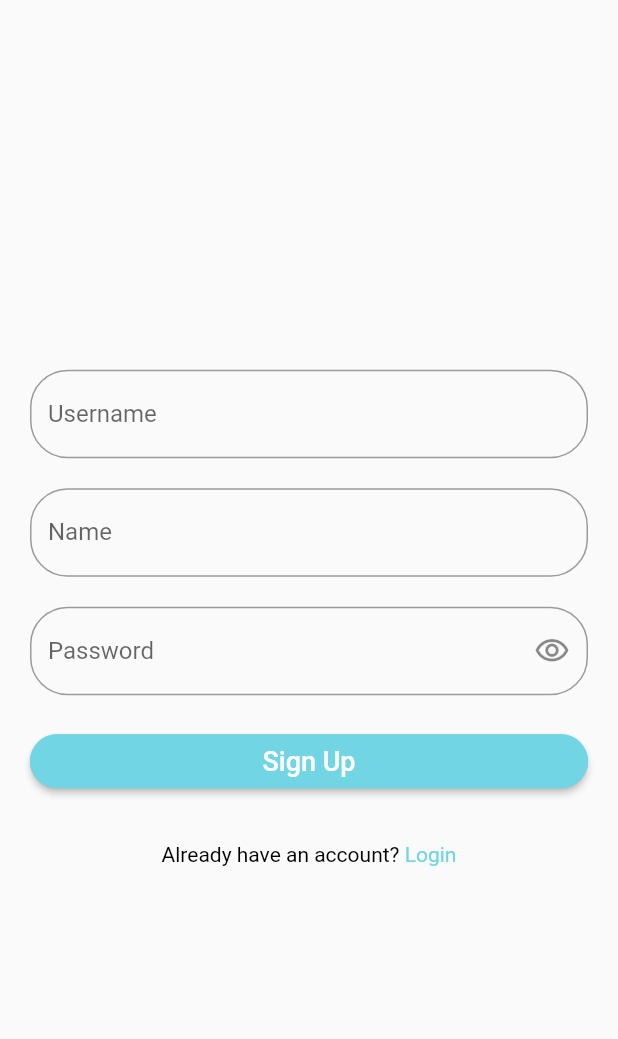
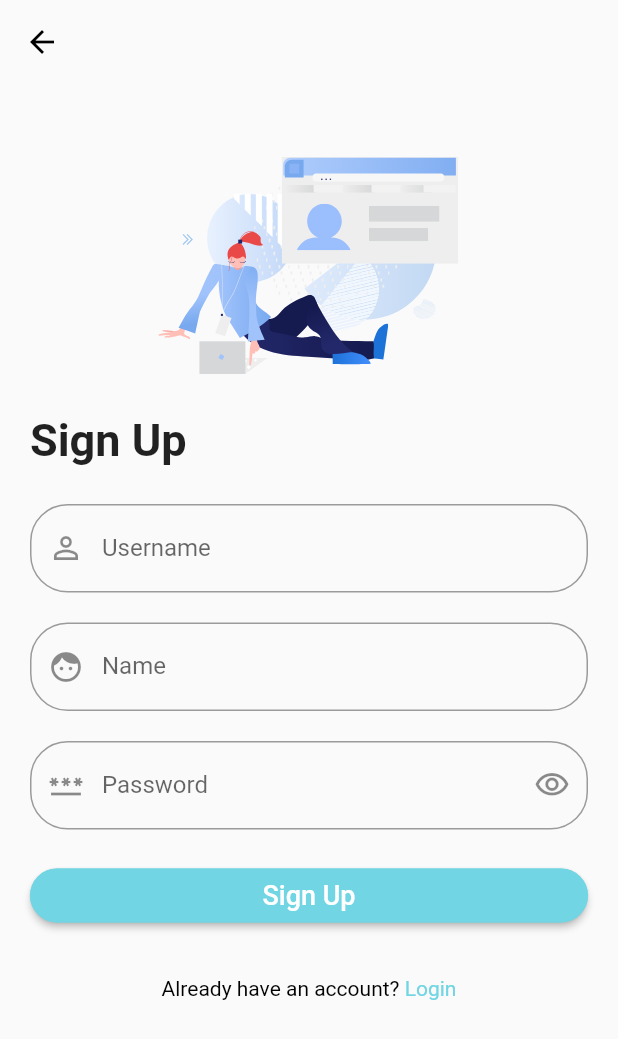
Before and after one commit to sempatpanick/quran_app, a Flutter app: the SignupScreen screen opened by its route, on a phone screen of 412 x 824 dp. Shown: the top 1039 px of the screen. Run offline on Flutter 3.47's test engine with Material 2 defaults, Android fonts, the phone set to English and light mode, and no system bars; our stand-ins replace audioplayers, dio, flutter_slidable, flutter_svg, shared_preferences, tab_indicator_styler and 1 more; missing offline and left inert: edge_alerts; accounts and stored records are empty.

Commit message:
update form ui and automatically login after sign up

```diff
--- a/lib/screen/signup/signup_screen.dart
+++ b/lib/screen/signup/signup_screen.dart
@@ -1,10 +1,13 @@
 import 'package:flutter/gestures.dart';
 import 'package:flutter/material.dart';
+import 'package:flutter_svg/svg.dart';
 import 'package:provider/provider.dart';
 import 'package:quran_app/screen/signup/signup_view_model.dart';
 
 import '../../constants/color_app.dart';
 import '../../utils/result_state.dart';
+import '../login/login_view_model.dart';
+import '../surah/surah_screen.dart';
 
 class SignupScreen extends StatefulWidget {
   static const String routeName = '/signup';
@@ -25,27 +28,53 @@ class _SignupScreenState extends State<SignupScreen> {
 
   void signup() async {
     if (_formKey.currentState!.validate()) {
-      final signupViewModel = Provider.of<SignupViewModel>(context, listen: false);
+      final signupViewModel =
+          Provider.of<SignupViewModel>(context, listen: false);
+      final LoginViewModel loginViewModel =
+          Provider.of<LoginViewModel>(context, listen: false);
+      final scaffoldMessenger = ScaffoldMessenger.of(context);
+      final navigator = Navigator.of(context);
 
-      final signup = await signupViewModel.signup(_usernameController.text, _passwordController.text, _nameController.text);
-      ScaffoldMessenger.of(context).showSnackBar(
-          SnackBar(
+      final signup = await signupViewModel.signup(_usernameController.text,
+          _passwordController.text, _nameController.text);
+
+      if (signup.status) {
+        await loginViewModel.login(
+            _usernameController.text, _passwordController.text);
+        final authPref = await loginViewModel.getAuthFromPreference();
+        if (authPref != null) {
+          navigator.pushReplacementNamed(SurahScreen.routeName);
+        }
+      }
+
+      scaffoldMessenger.showSnackBar(SnackBar(
         content: Text(signup.message),
-          )
-      );
+      ));
     }
   }
 
   @override
   Widget build(BuildContext context) {
     return Scaffold(
-      body: SafeArea(
-        child: SingleChildScrollView(
-          child: Consumer<SignupViewModel>(
-              builder: (context, value, child) {
-                return SizedBox(
-                  height: MediaQuery.of(context).size.height,
-                  child: Center(
+      body: NestedScrollView(
+        floatHeaderSlivers: true,
+        headerSliverBuilder: (BuildContext context, bool innerBoxIsScrolled) {
+          return [
+            SliverAppBar(
+              backgroundColor: Colors.transparent,
+              floating: true,
+              leading: IconButton(
+                  onPressed: () => Navigator.pop(context),
+                  icon: const Icon(
+                    Icons.arrow_back,
+                    color: Colors.black,
+                  )),
+            )
+          ];
+        },
+        body: SingleChildScrollView(
+          child: Consumer<SignupViewModel>(builder: (context, value, child) {
+            return Center(
               child: Form(
                 key: _formKey,
                 child: ListView(
@@ -53,11 +82,24 @@ class _SignupScreenState extends State<SignupScreen> {
                   physics: const NeverScrollableScrollPhysics(),
                   padding: const EdgeInsets.all(20),
                   children: [
+                    SvgPicture.asset(
+                      'assets/svg/register.svg',
+                      height: 200,
+                    ),
+                    const Text(
+                      "Sign Up",
+                      style:
+                          TextStyle(fontSize: 30, fontWeight: FontWeight.bold),
+                    ),
+                    const SizedBox(
+                      height: 25,
+                    ),
                     TextFormField(
                       controller: _usernameController,
                       autocorrect: false,
                       textInputAction: TextInputAction.next,
-                            readOnly: value.state == ResultState.loading ? true : false,
+                      readOnly:
+                          value.state == ResultState.loading ? true : false,
                       validator: (value) {
                         if (value == null || value.length < 3) {
                           return "Username tidak boleh kurang dari 3 karakter";
@@ -66,17 +108,21 @@ class _SignupScreenState extends State<SignupScreen> {
                       },
                       decoration: const InputDecoration(
                         labelText: 'Username',
+                        prefixIcon: Icon(Icons.person_outline),
                         border: OutlineInputBorder(
                           borderRadius: BorderRadius.all(Radius.circular(25)),
                         ),
                       ),
                     ),
-                          const SizedBox(height: 20,),
+                    const SizedBox(
+                      height: 20,
+                    ),
                     TextFormField(
                       controller: _nameController,
                       autocorrect: false,
                       textInputAction: TextInputAction.next,
-                            readOnly: value.state == ResultState.loading ? true : false,
+                      readOnly:
+                          value.state == ResultState.loading ? true : false,
                       validator: (value) {
                         if (value == null || value.length < 3) {
                           return "Nama tidak boleh kurang dari 3 karakter";
@@ -85,18 +131,22 @@ class _SignupScreenState extends State<SignupScreen> {
                       },
                       decoration: const InputDecoration(
                         labelText: 'Name',
+                        prefixIcon: Icon(Icons.face),
                         border: OutlineInputBorder(
                           borderRadius: BorderRadius.all(Radius.circular(25)),
                         ),
                       ),
                     ),
-                          const SizedBox(height: 20,),
+                    const SizedBox(
+                      height: 20,
+                    ),
                     TextFormField(
                       controller: _passwordController,
                       obscureText: !_isPasswordVisible,
                       autocorrect: false,
                       textInputAction: TextInputAction.send,
-                            readOnly: value.state == ResultState.loading ? true : false,
+                      readOnly:
+                          value.state == ResultState.loading ? true : false,
                       onFieldSubmitted: (_) => signup(),
                       validator: (value) {
                         if (value == null || value.length < 3) {
@@ -106,29 +156,33 @@ class _SignupScreenState extends State<SignupScreen> {
                       },
                       decoration: InputDecoration(
                         labelText: 'Password',
+                        prefixIcon: const Icon(Icons.password),
                         suffixIcon: IconButton(
                             onPressed: () {
                               setState(() {
                                 _isPasswordVisible = !_isPasswordVisible;
                               });
                             },
-                                  icon: Icon(_isPasswordVisible ? Icons.visibility_off_outlined : Icons.visibility_outlined)
-                              ),
+                            icon: Icon(_isPasswordVisible
+                                ? Icons.visibility_off_outlined
+                                : Icons.visibility_outlined)),
                         border: const OutlineInputBorder(
                           borderRadius: BorderRadius.all(Radius.circular(25)),
                         ),
                       ),
                     ),
-                          const SizedBox(height: 20,),
+                    const SizedBox(
+                      height: 20,
+                    ),
                     ElevatedButton(
-                              onPressed: value.state == ResultState.loading ? null : () => signup(),
+                        onPressed: value.state == ResultState.loading
+                            ? null
+                            : () => signup(),
                         style: OutlinedButton.styleFrom(
                           backgroundColor: bgColorBlueLight,
                           shape: const StadiumBorder(),
                           side: const BorderSide(
-                                    width: 2.0,
-                                    color: bgColorBlueLight
-                                ),
+                              width: 2.0, color: bgColorBlueLight),
                         ),
                         child: value.state == ResultState.loading
                             ? const Padding(
@@ -137,39 +191,31 @@ class _SignupScreenState extends State<SignupScreen> {
                               )
                             : const Text(
                                 "Sign Up",
-                                      style: TextStyle(
-                                          fontSize: 18
+                                style: TextStyle(fontSize: 18),
+                              )),
+                    const SizedBox(
+                      height: 30,
                     ),
-                                    )
-                          ),
-                          const SizedBox(height: 30,),
                     Center(
                       child: RichText(
                         text: TextSpan(
                             text: 'Already have an account?',
-                                  style: const TextStyle(
-                                      color: Colors.black
-                                  ),
+                            style: const TextStyle(color: Colors.black),
                             children: [
                               TextSpan(
                                   text: ' Login',
-                                        style: const TextStyle(
-                                            color: bgColorBlueLight
-                                        ),
+                                  style:
+                                      const TextStyle(color: bgColorBlueLight),
                                   recognizer: TapGestureRecognizer()
-                                          ..onTap = () => Navigator.pop(context)
-                                    ),
-                                  ]
-                              ),
+                                    ..onTap = () => Navigator.pop(context)),
+                            ]),
                       ),
                     ),
                   ],
                 ),
               ),
-                  ),
             );
-              }
-          ),
+          }),
         ),
       ),
     );
```
Also changed, not shown: lib/screen/login/login_screen.dart (+51 -40 lines), lib/screen/profile/profile_screen.dart (+67 -31 lines), assets/images/form.jpg (added), assets/svg/register.svg (added). Lines whose indentation alone changed are shown as unchanged.
